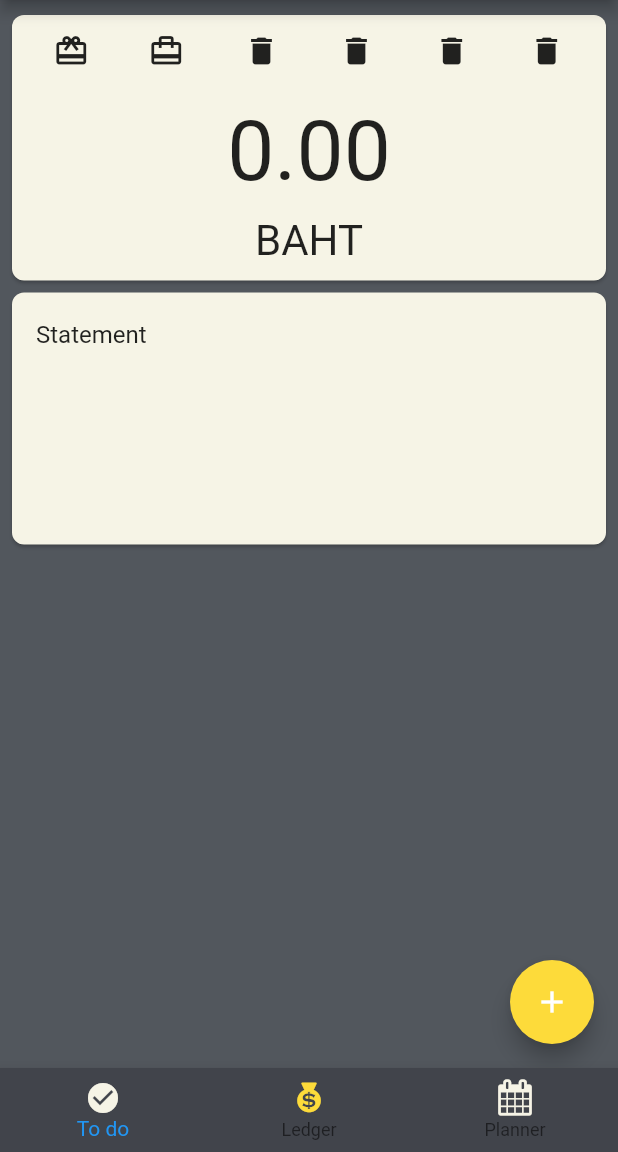
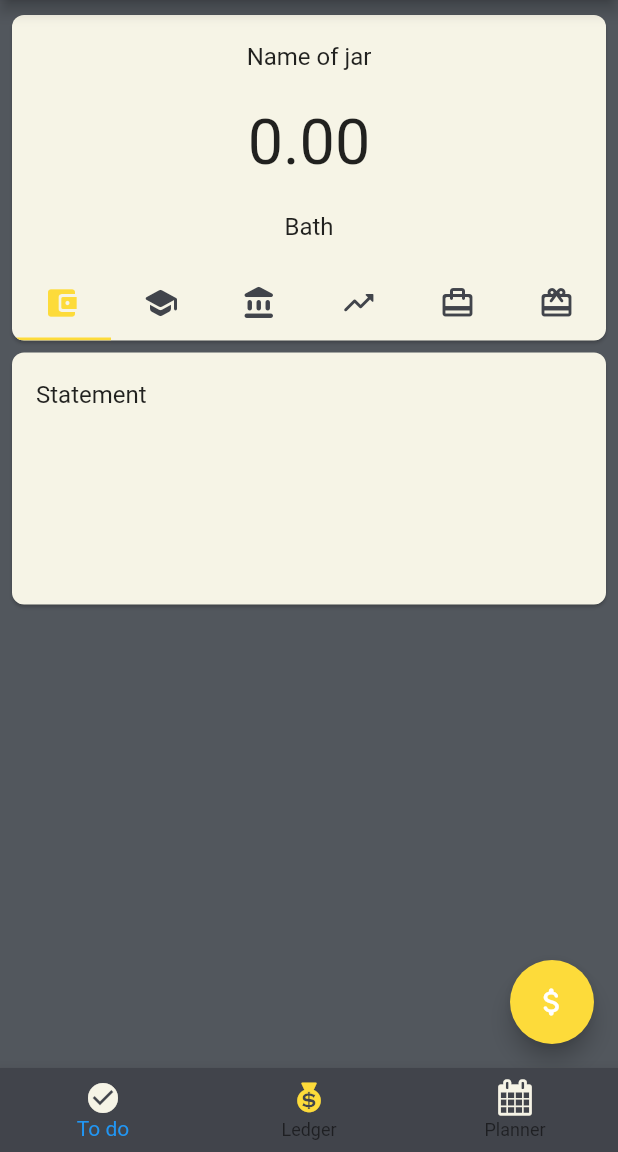
Before and after one commit to chawitW/routiner_make_your_day, a Flutter app: the screen it shows after launch, on a phone screen of 412 x 824 dp, the part 84-1236 px from its top. Run offline on Flutter 3.47's test engine with Material 2 defaults, Android fonts, the phone set to English and light mode, and no system bars; our stand-ins replace cloud_firestore, firebase_core, table_calendar; accounts and stored records are empty.

Commit message:
DONE: Drafting Ledger => Custom Add Btn

```diff
--- a/lib/six_jars_screen.dart
+++ b/lib/six_jars_screen.dart
@@ -9,7 +9,27 @@ class SixJarsRoute extends StatefulWidget {
   _SixJarsRouteState createState() => _SixJarsRouteState();
 }
 
-class _SixJarsRouteState extends State<SixJarsRoute> {
+class _SixJarsRouteState extends State<SixJarsRoute>
+    with SingleTickerProviderStateMixin {
+  // PageController pageController = PageController(initialPage: 0);
+  // int _currentPage = 0;
+  TabController jarController;
+  int _currentJar=0;
+
+  @override
+  void initState() {
+    // TODO: implement initState
+    super.initState();
+    jarController = TabController(vsync: this, length: 6, initialIndex: 0);
+  }
+
+  @override
+  void dispose() {
+    // TODO: implement dispose
+    jarController.dispose();
+    super.dispose();
+  }
+
   @override
   Widget build(BuildContext context) {
     return Scaffold(
@@ -39,83 +59,61 @@ class _SixJarsRouteState extends State<SixJarsRoute> {
               });
         },
         child: Icon(
-          Icons.add,
+          Icons.attach_money_rounded,
           color: Colors.white,
         ),
       ),
       body: Column(crossAxisAlignment: CrossAxisAlignment.start, children: <
           Widget>[
         Card(
-            shape:
-                RoundedRectangleBorder(borderRadius: BorderRadius.circular(8)),
+          shape: RoundedRectangleBorder(borderRadius: BorderRadius.circular(8)),
           clipBehavior: Clip.antiAlias,
-            margin:
-                const EdgeInsets.only(top: 10, bottom: 4, left: 8, right: 8),
+          margin: const EdgeInsets.only(top: 10, bottom: 4, left: 8, right: 8),
           color: Color(0xffF6F4E6),
           child: Column(
             children: <Widget>[
-                Row(
-                  mainAxisAlignment: MainAxisAlignment.spaceEvenly,
-                  children: <Widget>[
-                    IconButton(
-                      icon: Icon(Icons.wallet_giftcard),
-                      onPressed: () {
-                        print("Pressed");
-                      },
-                    ),
-                    IconButton(
-                      icon: Icon(Icons.wallet_travel),
-                      onPressed: () {
-                        print("Pressed");
-                      },
-                    ),
-                    IconButton(
-                      icon: Icon(Icons.delete),
-                      onPressed: () {
-                        print("Pressed");
-                      },
-                    ),
-                    IconButton(
-                      icon: Icon(Icons.delete),
-                      onPressed: () {
-                        print("Pressed");
-                      },
-                    ),
-                    IconButton(
-                      icon: Icon(Icons.delete),
-                      onPressed: () {
-                        print("Pressed");
-                      },
-                    ),
-                    IconButton(
-                      icon: Icon(Icons.delete),
-                      onPressed: () {
-                        print("Pressed");
+              ListTile(title: Center(child: Text("Name of jar"))),
+              ListTile(
+                  title: Center(
+                      child: Text(
+                "0.00",
+                style: DefaultTextStyle.of(context)
+                    .style
+                    .apply(fontSizeFactor: 3.0),
+              ))),
+              ListTile(title: Center(child: Text("Bath"))),
+              TabBar(
+                unselectedLabelColor: Color(0xFF41444B),
+                indicatorColor: Color(0xffFDDB3A),
+                controller: jarController,
+                tabs: <Tab>[
+                  Tab(
+                      icon: Icon(Icons.account_balance_wallet_rounded,
+                          color: _currentJar == 0
+                              ? Color(0xffFDDB3A)
+                              : Color(0xFF41444B))),
+                  Tab(
+                      icon: Icon(Icons.school_rounded,
+                          color: _currentJar == 1
+                              ? Color(0xffFDDB3A)
+                              : Color(0xFF41444B))),
+                  Tab(icon: Icon(Icons.account_balance_rounded,color:
+                              _currentJar == 2 ? Color(0xffFDDB3A) : Color(0xFF41444B))),
+                  Tab(icon: Icon(Icons.trending_up_rounded,color:
+                              _currentJar == 3 ? Color(0xffFDDB3A) : Color(0xFF41444B))),
+                  Tab(icon: Icon(Icons.card_travel_rounded,color:
+                              _currentJar == 4 ? Color(0xffFDDB3A) : Color(0xFF41444B))),
+                  Tab(icon: Icon(Icons.card_giftcard_rounded,color:
+                              _currentJar == 5 ? Color(0xffFDDB3A) : Color(0xFF41444B))),
+                ],
+                onTap: (index) {
+                  _currentJar = index;
+                  setState(() {});
                 },
               ),
             ],
           ),
-                // ListTile(),
-                Container(
-                  margin: EdgeInsets.only(top: 10),
-                  child: Text(
-                    "0.00",
-                    style: DefaultTextStyle.of(context)
-                        .style
-                        .apply(fontSizeFactor: 4.0),
         ),
-                ),
-                Container(
-                  margin: EdgeInsets.only(bottom: 10, top: 10),
-                  child: Text(
-                    "BAHT",
-                    style: DefaultTextStyle.of(context)
-                        .style
-                        .apply(fontSizeFactor: 2.0),
-                  ),
-                ),
-              ],
-            )),
         Card(
           shape: RoundedRectangleBorder(borderRadius: BorderRadius.circular(8)),
           clipBehavior: Clip.antiAlias,
@@ -135,3 +133,68 @@ class _SixJarsRouteState extends State<SixJarsRoute> {
     );
   }
 }
+
+// Column(
+//               children: <Widget>[
+//                 Row(
+//                   mainAxisAlignment: MainAxisAlignment.spaceEvenly,
+//                   children: <Widget>[
+//                     IconButton(
+//                       icon: Icon(Icons.account_balance_wallet_rounded),
+//                       onPressed: () {
+//                         print("Pressed");
+//                       },
+//                     ),
+//                     IconButton(
+//                       icon: Icon(Icons.school_rounded),
+//                       onPressed: () {
+//                         print("Pressed");
+//                       },
+//                     ),
+//                     IconButton(
+//                       icon: Icon(Icons.delete),
+//                       onPressed: () {
+//                         print("Pressed");
+//                       },
+//                     ),
+//                     IconButton(
+//                       icon: Icon(Icons.delete),
+//                       onPressed: () {
+//                         print("Pressed");
+//                       },
+//                     ),
+//                     IconButton(
+//                       icon: Icon(Icons.delete),
+//                       onPressed: () {
+//                         print("Pressed");
+//                       },
+//                     ),
+//                     IconButton(
+//                       icon: Icon(Icons.delete),
+//                       onPressed: () {
+//                         print("Pressed");
+//                       },
+//                     ),
+//                   ],
+//                 ),
+//                 ListTile(title: Center(child: Text("Name of JAR"),),),
+//                 Container(
+//                   // margin: EdgeInsets.only(top: 5),
+//                   child: Text(
+//                     "0.00",
+// style: DefaultTextStyle.of(context)
+//     .style
+//     .apply(fontSizeFactor: 3.0),
+//                   ),
+//                 ),
+//                 Container(
+//                   margin: EdgeInsets.only(bottom: 10, top: 10),
+//                   child: Text(
+//                     "BAHT",
+//                     style: DefaultTextStyle.of(context)
+//                         .style
+//                         .apply(fontSizeFactor: 1.5),
+//                   ),
+//                 ),
+//               ],
+//             )
```
Also changed, not shown: lib/main.dart (+1 -6 lines). Lines whose indentation alone changed are shown as unchanged.
